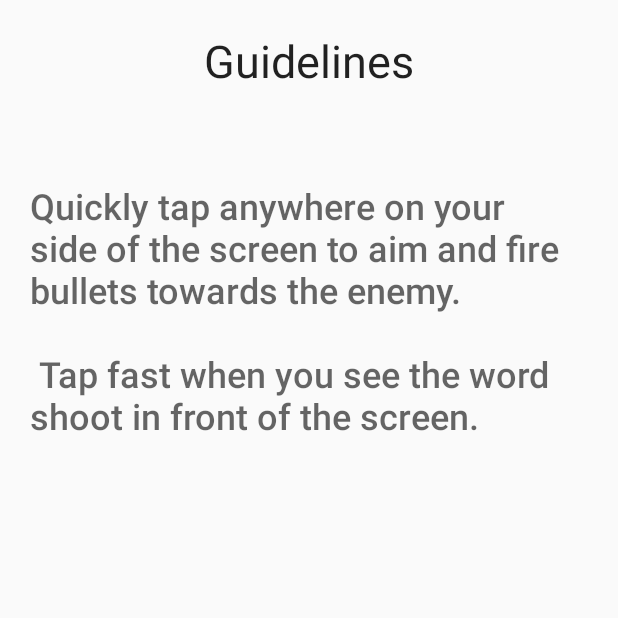
After one commit to slashkoopa/CS128PROJECT, an Android app: the GuidelineActivity screen opened directly, with no data from a screen before it, on a phone screen of 412 x 824 dp, the top half of it. The commit adds this screen. Run offline under Robolectric (Android 15) with nearby library versions, the phone set to English and light mode, and no system bars.

Commit message:
Guidelines
Basic guidelines for players

```diff
--- a/app/src/main/AndroidManifest.xml
+++ b/app/src/main/AndroidManifest.xml
@@ -9,7 +9,8 @@
         android:roundIcon="@mipmap/ic_launcher_round"
         android:supportsRtl="true"
         android:theme="@style/AppTheme">
-        <activity android:name=".Game_Activity"></activity>
+        <activity android:name=".GuidelineActivity"></activity>
+        <activity android:name=".Game_Activity" />
         <activity android:name=".MainActivity">
             <intent-filter>
                 <action android:name="android.intent.action.MAIN" />
--- /dev/null
+++ b/app/src/main/java/com/example/cs128_project/GuidelineActivity.java
@@ -0,0 +1,13 @@
+package com.example.cs128_project;
+
+import android.support.v7.app.AppCompatActivity;
+import android.os.Bundle;
+
+public class GuidelineActivity extends AppCompatActivity {
+
+    @Override
+    protected void onCreate(Bundle savedInstanceState) {
+        super.onCreate(savedInstanceState);
+        setContentView(R.layout.activity_guideline);
+    }
+}
--- /dev/null
+++ b/app/src/main/res/drawable/ic_guidelines.xml
@@ -0,0 +1,5 @@
+<vector android:height="24dp" android:tint="#FFFFFF"
+    android:viewportHeight="24" android:viewportWidth="24"
+    android:width="24dp" xmlns:android="http://schemas.android.com/apk/res/android">
+    <path android:fillColor="@android:color/white" android:pathData="M12,2C6.48,2 2,6.48 2,12s4.48,10 10,10 10,-4.48 10,-10S17.52,2 12,2zM13,17h-2v-6h2v6zM13,9h-2L11,7h2v2z"/>
+</vector>
--- /dev/null
+++ b/app/src/main/res/layout/activity_guideline.xml
@@ -0,0 +1,46 @@
+<?xml version="1.0" encoding="utf-8"?>
+<RelativeLayout xmlns:android="http://schemas.android.com/apk/res/android"
+    xmlns:app="http://schemas.android.com/apk/res-auto"
+    xmlns:tools="http://schemas.android.com/tools"
+    android:layout_width="match_parent"
+    android:layout_height="match_parent"
+    tools:context=".GuidelineActivity">
+
+    <TextView
+        android:id="@+id/header_guidelines"
+        android:layout_width="wrap_content"
+        android:layout_height="wrap_content"
+        android:layout_centerHorizontal="true"
+        android:layout_marginTop="20dp"
+        android:text="@string/guidelines"
+        android:textAppearance="@style/TextAppearance.AppCompat.Large"
+        android:textSize="30sp"
+        android:textStyle="bold"
+        app:fontFamily="sans-serif-thin" />
+
+    <ScrollView
+        android:layout_width="match_parent"
+        android:layout_height="match_parent"
+        android:padding="10dp"
+        android:layout_below="@+id/header_guidelines"
+        android:layout_centerHorizontal="true"
+        android:layout_marginTop="20dp">
+
+        <LinearLayout
+            android:orientation="vertical"
+            android:layout_width="wrap_content"
+            android:layout_height="wrap_content">
+
+            <TextView
+                android:id="@+id/paragraph_guidelines"
+                android:layout_width="wrap_content"
+                android:layout_height="wrap_content"
+                android:layout_marginTop="20dp"
+                android:padding="10dp"
+                android:text="@string/paragraph"
+                android:textAppearance="@style/TextAppearance.AppCompat.Medium"
+                android:textSize="24sp"
+                app:fontFamily="sans-serif-medium" />
+        </LinearLayout>
+    </ScrollView>
+</RelativeLayout>
--- a/app/src/main/res/values/strings.xml
+++ b/app/src/main/res/values/strings.xml
@@ -1,3 +1,17 @@
 <resources>
     <string name="app_name">BANG BANG!</string>
+
+=======
+    <string name="number_of_rounds">Number of Rounds:</string>
+    <string name="_1">1</string>
+    <string name="_2">2</string>
+    <string name="_3">3</string>
+    <string name="_4">4</string>
+    <string name="_5">5</string>
+    <string name="player_1_color">Player 1 color</string>
+    <string name="player_2_color">Player 2 Color</string>
+    <string name="guidelines">Guidelines</string>
+    <string name="paragraph">Quickly tap anywhere on your side of the screen to aim and fire bullets towards the enemy.\n\n
+                             Tap fast when you see the word shoot in front of the screen.</string>
+
 </resources>
```
Also changed, not shown: app/src/main/java/com/example/cs128_project/MainActivity.java (+10 -0 lines), app/src/main/res/layout/activity_main.xml (+8 -3 lines).
